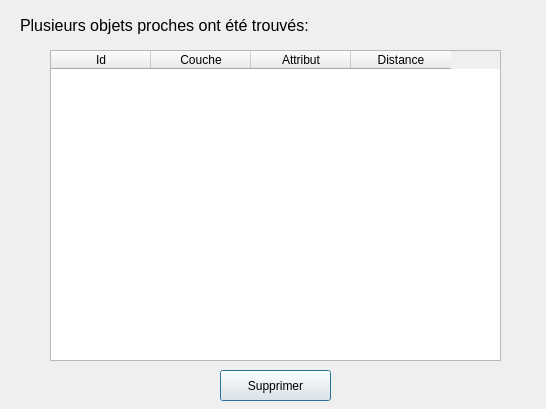
Above: Supprimer_dialog.ui from mariusfm54/APNCad before the change. Below: the same form after it.
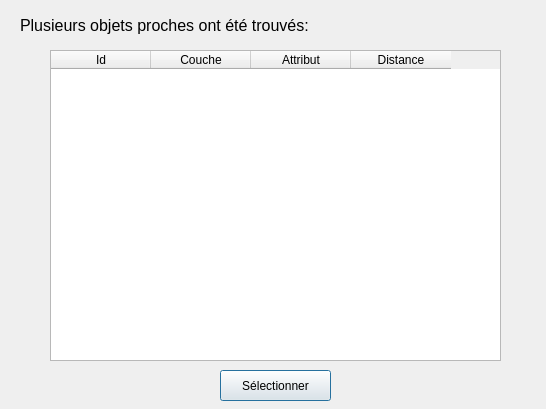
That is the form after the change.

Commit message: modif plus proches objets pour deplacer et editer

Patch:
```diff
--- a/Supprimer_dialog.ui
+++ b/Supprimer_dialog.ui
@@ -68,7 +68,7 @@
     </rect>
    </property>
    <property name="text">
-    <string>Supprimer</string>
+    <string>Sélectionner</string>
    </property>
   </widget>
   <widget class="QLabel" name="label">
```
Left out of the diff: 2 changed lines with no effect on the pictures. The commit also changes 1 other file.
